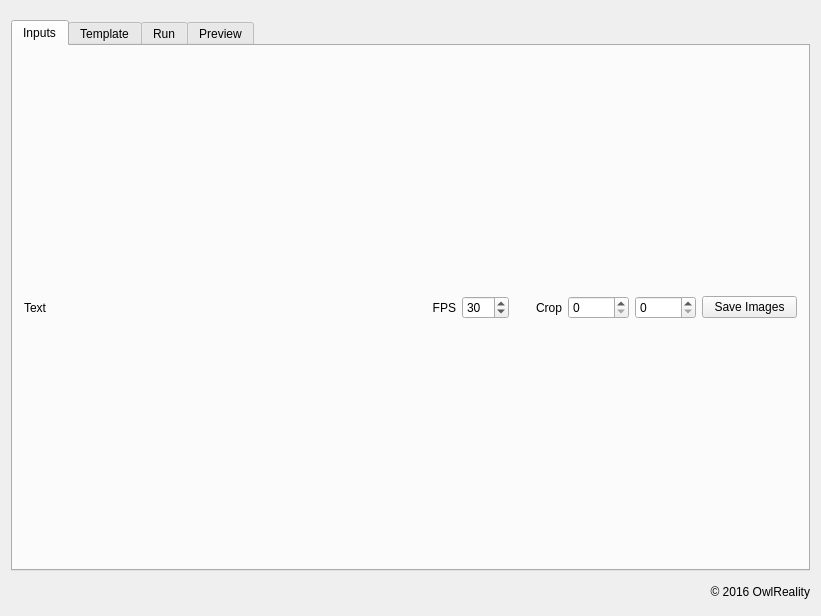
Old version of the form apps/livestitching/mainwindow.ui in the repository blahgeek/OpenCV-octVR.
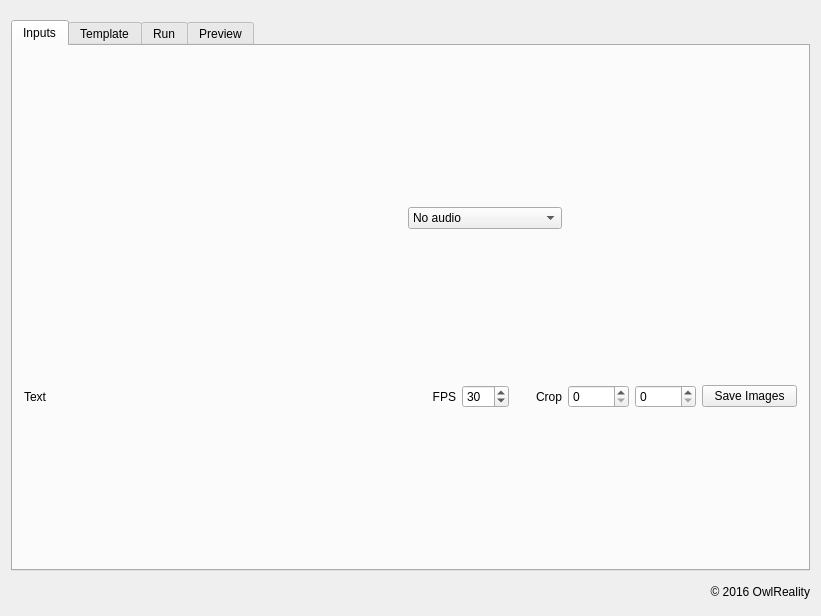
New version of the form.

Commit message: show audio inputs selection

Diff of the .ui file:
```diff
--- a/apps/livestitching/mainwindow.ui
+++ b/apps/livestitching/mainwindow.ui
@@ -52,7 +52,42 @@
         <string>Inputs</string>
        </attribute>
        <layout class="QGridLayout" name="gridLayout_2">
-        <item row="1" column="3">
+        <item row="2" column="1">
+         <widget class="QLabel" name="label_15">
+          <property name="sizePolicy">
+           <sizepolicy hsizetype="Preferred" vsizetype="Preferred">
+            <horstretch>5</horstretch>
+            <verstretch>0</verstretch>
+           </sizepolicy>
+          </property>
+          <property name="text">
+           <string>FPS</string>
+          </property>
+          <property name="alignment">
+           <set>Qt::AlignRight|Qt::AlignTrailing|Qt::AlignVCenter</set>
+          </property>
+         </widget>
+        </item>
+        <item row="2" column="2">
+         <widget class="QSpinBox" name="inputs_fps">
+          <property name="sizePolicy">
+           <sizepolicy hsizetype="Minimum" vsizetype="Fixed">
+            <horstretch>5</horstretch>
+            <verstretch>0</verstretch>
+           </sizepolicy>
+          </property>
+          <property name="minimum">
+           <number>1</number>
+          </property>
+          <property name="maximum">
+           <number>60</number>
+          </property>
+          <property name="value">
+           <number>30</number>
+          </property>
+         </widget>
+        </item>
+        <item row="2" column="3">
          <widget class="QLabel" name="label_6">
           <property name="sizePolicy">
            <sizepolicy hsizetype="Preferred" vsizetype="Preferred">
@@ -68,7 +103,7 @@
           </property>
          </widget>
         </item>
-        <item row="1" column="4">
+        <item row="2" column="4">
          <widget class="QSpinBox" name="inputs_crop_x">
           <property name="sizePolicy">
            <sizepolicy hsizetype="Minimum" vsizetype="Fixed">
@@ -81,7 +116,7 @@
           </property>
          </widget>
         </item>
-        <item row="1" column="5">
+        <item row="2" column="5">
          <widget class="QSpinBox" name="inputs_crop_w">
           <property name="sizePolicy">
            <sizepolicy hsizetype="Minimum" vsizetype="Fixed">
@@ -94,7 +129,7 @@
           </property>
          </widget>
         </item>
-        <item row="1" column="6">
+        <item row="2" column="6">
          <widget class="QPushButton" name="inputs_action_save">
           <property name="sizePolicy">
            <sizepolicy hsizetype="Minimum" vsizetype="Fixed">
@@ -107,7 +142,7 @@
           </property>
          </widget>
         </item>
-        <item row="1" column="0">
+        <item row="2" column="0">
          <widget class="QLabel" name="inputs_info">
           <property name="sizePolicy">
            <sizepolicy hsizetype="Preferred" vsizetype="Preferred">
@@ -123,39 +158,13 @@
         <item row="0" column="0" colspan="7">
          <layout class="QGridLayout" name="inputs_grid"/>
         </item>
-        <item row="1" column="2">
-         <widget class="QSpinBox" name="inputs_fps">
-          <property name="sizePolicy">
-           <sizepolicy hsizetype="Minimum" vsizetype="Fixed">
-            <horstretch>5</horstretch>
-            <verstretch>0</verstretch>
-           </sizepolicy>
-          </property>
-          <property name="minimum">
-           <number>1</number>
-          </property>
-          <property name="maximum">
-           <number>60</number>
-          </property>
-          <property name="value">
-           <number>30</number>
-          </property>
-         </widget>
-        </item>
-        <item row="1" column="1">
-         <widget class="QLabel" name="label_15">
-          <property name="sizePolicy">
-           <sizepolicy hsizetype="Preferred" vsizetype="Preferred">
-            <horstretch>5</horstretch>
-            <verstretch>0</verstretch>
-           </sizepolicy>
-          </property>
-          <property name="text">
-           <string>FPS</string>
-          </property>
-          <property name="alignment">
-           <set>Qt::AlignRight|Qt::AlignTrailing|Qt::AlignVCenter</set>
-          </property>
+        <item row="1" column="1" colspan="3">
+         <widget class="QComboBox" name="inputs_audio">
+          <item>
+           <property name="text">
+            <string>No audio</string>
+           </property>
+          </item>
          </widget>
         </item>
        </layout>
```
The commit also changes 3 other files.
